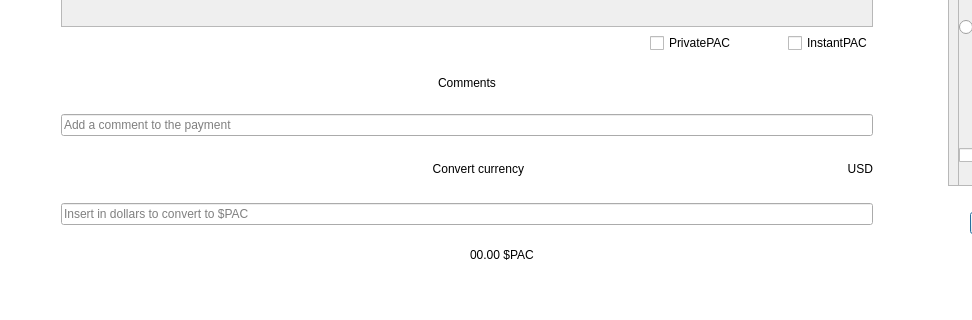
Qt form src/qt/forms/sendcoinsdialog.ui (PACCommunity/PAC) before a commit; both pictures show x 0 to 972 and y 445 to 765 of the 1263 by 765 pixel window.
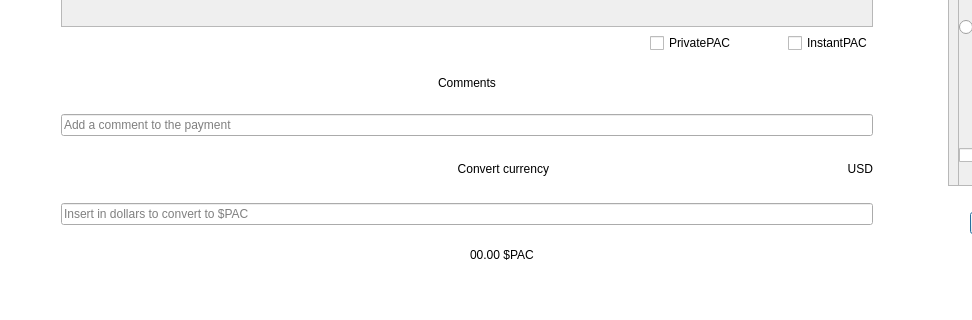
The same form after that commit. Custom widgets are drawn as their Qt base class.

Commit message: Table separations and overview layout test

What changed in the file:
```diff
--- a/src/qt/forms/sendcoinsdialog.ui
+++ b/src/qt/forms/sendcoinsdialog.ui
@@ -843,7 +843,7 @@
               </property>
               <property name="sizeHint" stdset="0">
                <size>
-                <width>120</width>
+                <width>170</width>
                 <height>20</height>
                </size>
               </property>
```
The commit also changes 3 other files.
